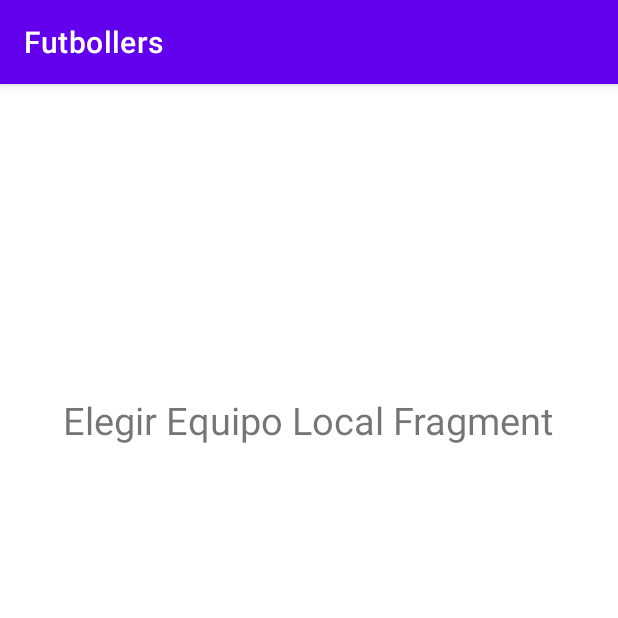
After one commit to andylarquy/futbollers-android, an Android app: the fragment ElegirEquipoLocalFragment placed in its activity, on a phone screen of 412 x 824 dp, the top half of it. The commit adds this screen. Run offline under Robolectric (Android 15) with nearby library versions, the phone set to English and light mode, and no system bars; libraries missing offline, so code that uses them is left out: com.leodroidcoder.genericadapter, com.stepstone.stepper; plain views replace StepperLayout; network calls fail; 3 statements that could not run were skipped.

```diff
--- a/app/build.gradle
+++ b/app/build.gradle
@@ -37,8 +37,12 @@ android {
 
 dependencies {
 
-    //Bibliotecas para Dialogs
+    //Bilbioteca para toasts copados
+    implementation 'com.github.GrenderG:Toasty:1.4.2'
+
+    //Bibliotecas para Dialogs - Core
     implementation 'com.afollestad.material-dialogs:core:3.3.0'
+    //DatePicker
     implementation 'com.afollestad.material-dialogs:datetime:3.1.1'
 
     //Circular Image View
--- a/app/src/main/java/ar/edu/unsam/proyecto/futbollers/activities/armarPartido/ArmarPartidoActivty.kt
+++ b/app/src/main/java/ar/edu/unsam/proyecto/futbollers/activities/armarPartido/ArmarPartidoActivty.kt
@@ -10,6 +10,7 @@ import androidx.fragment.app.FragmentManager
 import ar.edu.unsam.proyecto.futbollers.R
 import ar.edu.unsam.proyecto.futbollers.activities.armarPartido.steps.ElegirEmpresaFragment
 import ar.edu.unsam.proyecto.futbollers.activities.armarPartido.steps.ElegirCanchaFragment
+import ar.edu.unsam.proyecto.futbollers.activities.armarPartido.steps.ElegirEquipoLocalFragment
 import ar.edu.unsam.proyecto.futbollers.domain.Cancha
 import ar.edu.unsam.proyecto.futbollers.domain.Empresa
 import com.stepstone.stepper.Step
@@ -24,7 +25,7 @@ var mStepperLayout: StepperLayout? = null
 var empresaSeleccionada: Empresa? = null
 var canchaSeleccionada: Cancha? = null
 var fechaSeleccionada: Calendar? = null
-var codigoPromocionalSeleccionado: String? = null
+var codigoPromocionalSeleccionado: String = ""
 
 class ArmarPartidoActivty : AppCompatActivity(), StepperLayout.StepperListener {
 
@@ -67,7 +68,7 @@ class ArmarPartidoActivty : AppCompatActivity(), StepperLayout.StepperListener {
 }
 
 
-const val CANTIDAD_DE_STEPS: Int = 2
+const val CANTIDAD_DE_STEPS: Int = 3
 
 class StepperAdapter(fm: FragmentManager, context: Context) : AbstractFragmentStepAdapter(fm,
     context
@@ -90,6 +91,14 @@ class StepperAdapter(fm: FragmentManager, context: Context) : AbstractFragmentSt
                 b2.putInt(CURRENT_STEP_POSITION_KEY, position)
                 step2.arguments = b2
                 return step2
+            }
+
+            2 -> {
+                val step3 = ElegirEquipoLocalFragment()
+                val b3 = Bundle()
+                b3.putInt(CURRENT_STEP_POSITION_KEY, position)
+                step3.arguments = b3
+                return step3
             }
         }
         return null
--- a/app/src/main/java/ar/edu/unsam/proyecto/futbollers/activities/armarPartido/steps/ElegirEmpresaFragment.kt
+++ b/app/src/main/java/ar/edu/unsam/proyecto/futbollers/activities/armarPartido/steps/ElegirEmpresaFragment.kt
@@ -75,7 +75,7 @@ class ElegirEmpresaFragment: Fragment(), BlockingStep, OnRecyclerItemClickListen
         empresaSeleccionada = empresaAdapter.getItem(position)
         canchaSeleccionada = null
         fechaSeleccionada = null
-        codigoPromocionalSeleccionado = null
+        codigoPromocionalSeleccionado = ""
 
         //Toast.makeText(context, "TODO: Seleccionar empresa (con id: "+empresaSeleccionada?.id+")", Toast.LENGTH_SHORT).show()
         stepForward()
--- /dev/null
+++ b/app/src/main/java/ar/edu/unsam/proyecto/futbollers/activities/armarPartido/steps/ElegirEquipoLocalFragment.kt
@@ -0,0 +1,55 @@
+package ar.edu.unsam.proyecto.futbollers.activities.armarPartido.steps
+
+import android.os.Bundle
+import android.view.LayoutInflater
+import android.view.View
+import android.view.ViewGroup
+import androidx.fragment.app.Fragment
+import ar.edu.unsam.proyecto.futbollers.R
+import com.leodroidcoder.genericadapter.OnRecyclerItemClickListener
+import com.stepstone.stepper.BlockingStep
+import com.stepstone.stepper.StepperLayout
+import com.stepstone.stepper.VerificationError
+
+class ElegirEquipoLocalFragment: Fragment(), BlockingStep, OnRecyclerItemClickListener {
+
+
+    override fun onCreateView(
+        inflater: LayoutInflater,
+        container: ViewGroup?,
+        savedInstanceState: Bundle?
+    ): View? {
+
+        return inflater.inflate(R.layout.fragment_elegir_equipo_local, container, false)
+    }
+
+    override fun onBackClicked(callback: StepperLayout.OnBackClickedCallback?) {
+        TODO("Not yet implemented")
+    }
+
+    override fun onSelected() {
+        TODO("Not yet implemented")
+    }
+
+    override fun onCompleteClicked(callback: StepperLayout.OnCompleteClickedCallback?) {
+        TODO("Not yet implemented")
+    }
+
+    override fun onNextClicked(callback: StepperLayout.OnNextClickedCallback?) {
+        TODO("Not yet implemented")
+    }
+
+    override fun verifyStep(): VerificationError? {
+        TODO("Not yet implemented")
+    }
+
+    override fun onError(error: VerificationError) {
+        TODO("Not yet implemented")
+    }
+
+    override fun onItemClick(position: Int) {
+        TODO("Not yet implemented")
+    }
+
+
+}
--- /dev/null
+++ b/app/src/main/res/layout/fragment_elegir_equipo_local.xml
@@ -0,0 +1,22 @@
+<?xml version="1.0" encoding="utf-8"?>
+<androidx.constraintlayout.widget.ConstraintLayout
+    xmlns:android="http://schemas.android.com/apk/res/android"
+    xmlns:app="http://schemas.android.com/apk/res-auto"
+    xmlns:tools="http://schemas.android.com/tools"
+    android:layout_width="match_parent"
+    android:layout_height="match_parent">
+
+
+    <TextView
+        android:id="@+id/textView2"
+        android:layout_width="wrap_content"
+        android:layout_height="wrap_content"
+        android:text="Elegir Equipo Local Fragment"
+        android:textSize="25sp"
+        app:layout_constraintBottom_toBottomOf="parent"
+        app:layout_constraintEnd_toEndOf="parent"
+        app:layout_constraintHorizontal_bias="0.497"
+        app:layout_constraintStart_toStartOf="parent"
+        app:layout_constraintTop_toTopOf="parent"
+        app:layout_constraintVertical_bias="0.282" />
+</androidx.constraintlayout.widget.ConstraintLayout>
--- a/build.gradle
+++ b/build.gradle
@@ -5,6 +5,7 @@ buildscript {
     repositories {
         google()
         jcenter()
+        maven { url "https://jitpack.io" }
 
     }
     dependencies {
```
Also changed, not shown: app/src/main/java/ar/edu/unsam/proyecto/futbollers/activities/armarPartido/steps/ElegirCanchaFragment.kt (+41 -8 lines).
